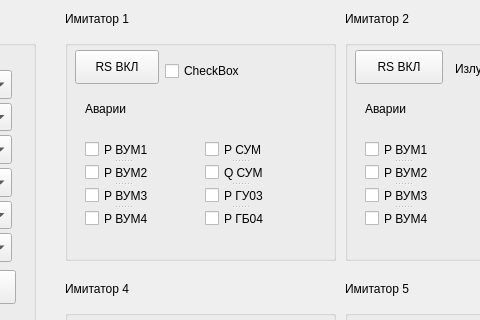
The window that mainwindow.ui (mishamashina/Praktika) describes before a commit, drawn with Qt 5; both pictures show x 365 to 845 and y 0 to 320 of the 1304 by 586 pixel window.
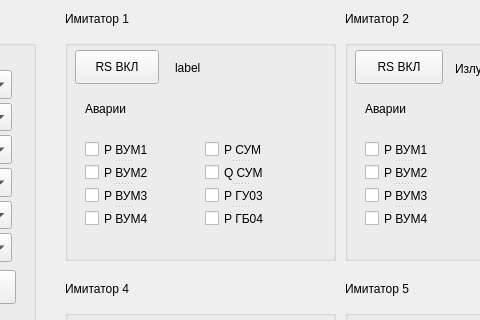
The same window after the commit.

```diff
--- a/mainwindow.ui
+++ b/mainwindow.ui
@@ -318,17 +318,17 @@
       </property>
      </widget>
     </widget>
-    <widget class="QCheckBox" name="checkBox_17">
+    <widget class="QLabel" name="label_13">
      <property name="geometry">
       <rect>
-       <x>100</x>
-       <y>20</y>
-       <width>151</width>
-       <height>22</height>
+       <x>110</x>
+       <y>17</y>
+       <width>141</width>
+       <height>21</height>
       </rect>
      </property>
      <property name="text">
-      <string>CheckBox</string>
+      <string>label</string>
      </property>
     </widget>
    </widget>
@@ -1026,6 +1026,54 @@
      <enum>Qt::Vertical</enum>
     </property>
    </widget>
+   <widget class="QSplitter" name="splitter_10">
+    <property name="geometry">
+     <rect>
+      <x>0</x>
+      <y>0</y>
+      <width>0</width>
+      <height>0</height>
+     </rect>
+    </property>
+    <property name="orientation">
+     <enum>Qt::Vertical</enum>
+    </property>
+   </widget>
+   <widget class="QSplitter" name="splitter_19">
+    <property name="geometry">
+     <rect>
+      <x>0</x>
+      <y>0</y>
+      <width>0</width>
+      <height>0</height>
+     </rect>
+    </property>
+    <property name="orientation">
+     <enum>Qt::Horizontal</enum>
+    </property>
+   </widget>
+   <widget class="QWidget" name="">
+    <property name="geometry">
+     <rect>
+      <x>0</x>
+      <y>0</y>
+      <width>2</width>
+      <height>2</height>
+     </rect>
+    </property>
+    <layout class="QVBoxLayout" name="verticalLayout"/>
+   </widget>
+   <widget class="QWidget" name="">
+    <property name="geometry">
+     <rect>
+      <x>0</x>
+      <y>0</y>
+      <width>2</width>
+      <height>2</height>
+     </rect>
+    </property>
+    <layout class="QVBoxLayout" name="verticalLayout_2"/>
+   </widget>
   </widget>
   <widget class="QMenuBar" name="menubar">
    <property name="geometry">
```
